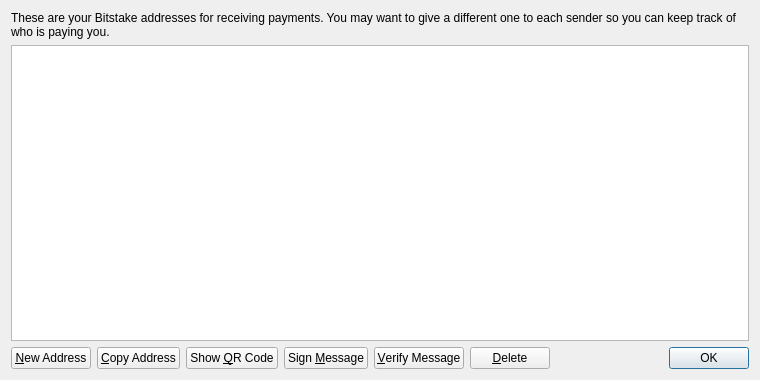
This is src/qt/forms/addressbookpage.ui in Bitstake/bitstakesource as Qt 5 draws it before an edit. The edited form follows.
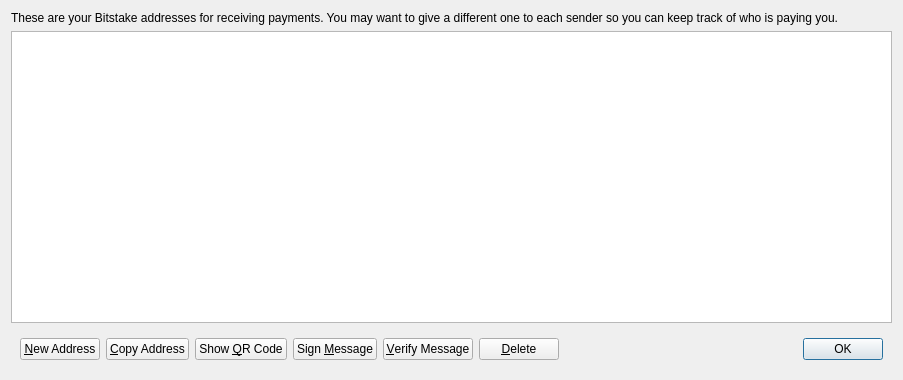
This is the edited form. Icons and pictures are not drawn.

Diff of the .ui file:
```diff
--- a/src/qt/forms/addressbookpage.ui
+++ b/src/qt/forms/addressbookpage.ui
@@ -6,7 +6,7 @@
    <rect>
     <x>0</x>
     <y>0</y>
-    <width>760</width>
+    <width>903</width>
     <height>380</height>
    </rect>
   </property>
@@ -56,6 +56,7 @@
     </widget>
    </item>
    <item>
+    <widget class="QWidget" name="buttonBar" native="true">
     <layout class="QHBoxLayout" name="horizontalLayout">
      <item>
       <widget class="QPushButton" name="newAddressButton">
@@ -165,6 +166,7 @@
       </widget>
      </item>
     </layout>
+    </widget>
    </item>
   </layout>
  </widget>
```
Left out of the diff: 28 changed lines with no effect on the pictures. Lines whose indentation alone changed are shown as unchanged.
